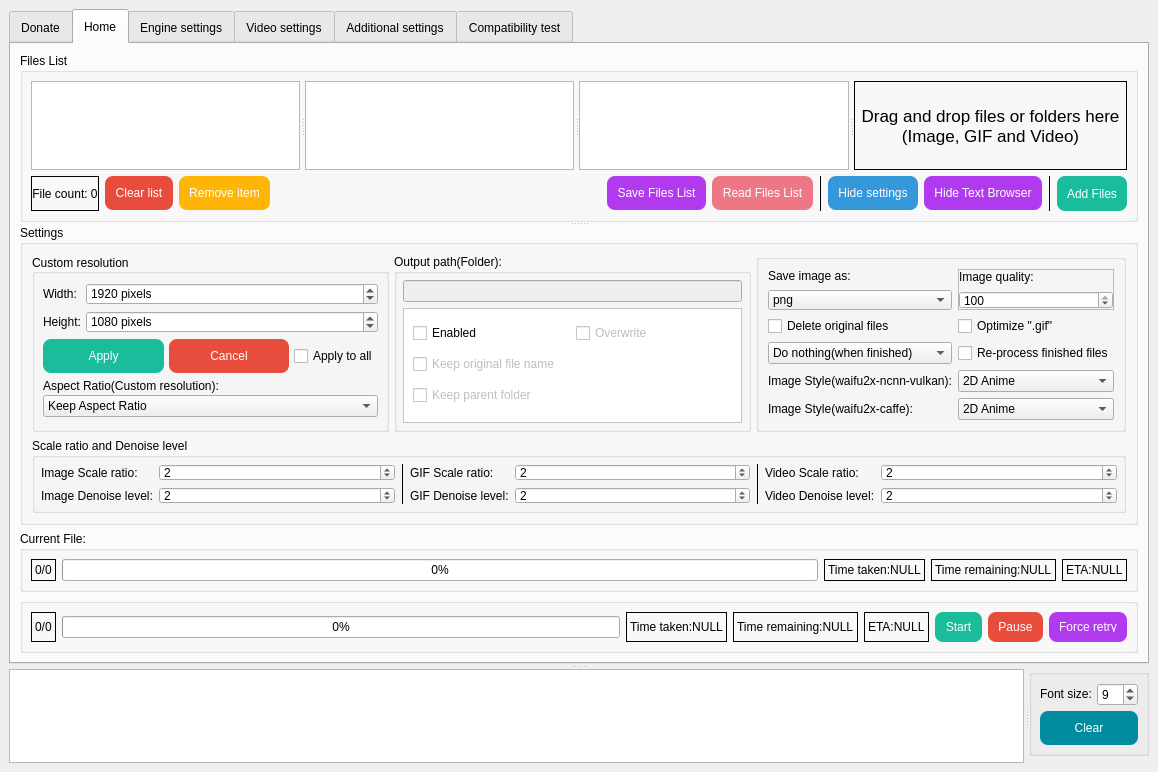
Above: SRC/Waifu2x-Extension-QT/mainwindow.ui from AaronFeng753/Waifu2x-Extension-GUI before the change. Below: the same form after it.
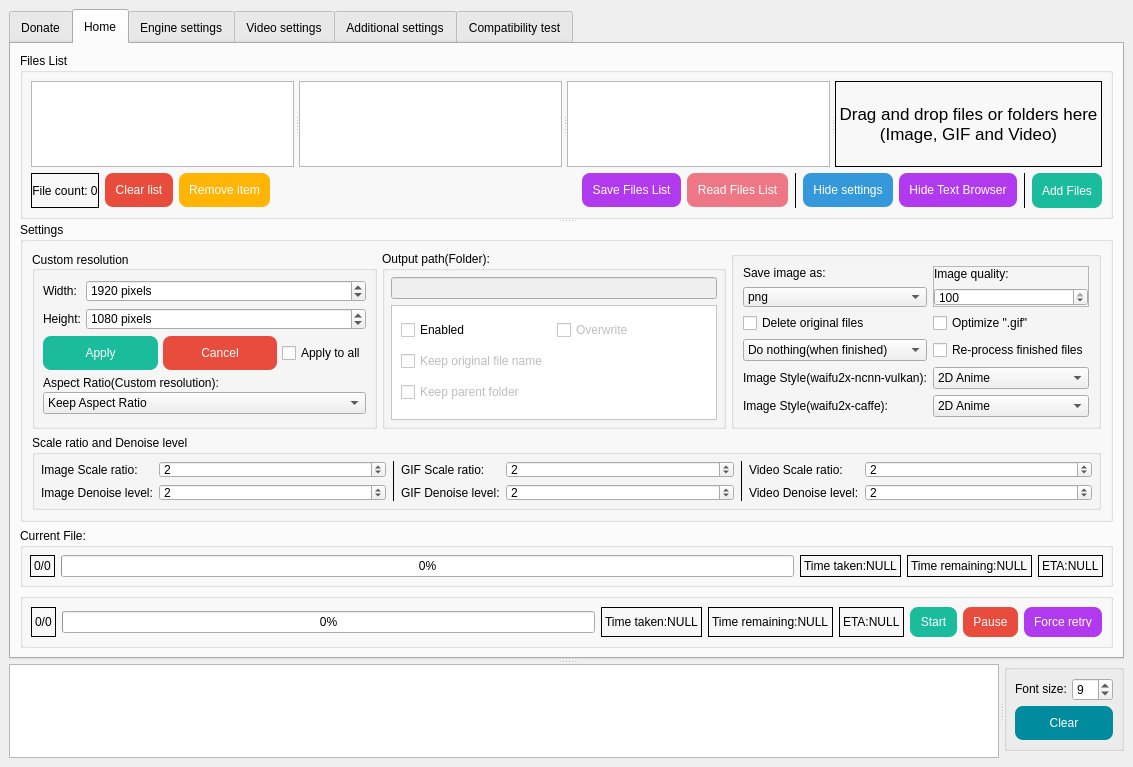
That is the form after the change. Icons and pictures are not drawn.

```diff
--- a/SRC/Waifu2x-Extension-QT/mainwindow.ui
+++ b/SRC/Waifu2x-Extension-QT/mainwindow.ui
@@ -6,8 +6,8 @@
    <rect>
     <x>0</x>
     <y>0</y>
-    <width>1158</width>
-    <height>772</height>
+    <width>1133</width>
+    <height>767</height>
    </rect>
   </property>
   <property name="sizePolicy">
@@ -1354,8 +1354,8 @@
                       <rect>
                        <x>0</x>
                        <y>0</y>
-                       <width>235</width>
-                       <height>114</height>
+                       <width>233</width>
+                       <height>95</height>
                       </rect>
                      </property>
                      <layout class="QGridLayout" name="gridLayout_37">
@@ -2166,16 +2166,19 @@
            </property>
            <layout class="QGridLayout" name="gridLayout_28">
             <property name="leftMargin">
-             <number>8</number>
+             <number>7</number>
             </property>
             <property name="topMargin">
-             <number>8</number>
+             <number>7</number>
             </property>
             <property name="rightMargin">
-             <number>8</number>
+             <number>7</number>
             </property>
             <property name="bottomMargin">
-             <number>8</number>
+             <number>7</number>
+            </property>
+            <property name="spacing">
+             <number>6</number>
             </property>
             <item row="0" column="1">
              <widget class="QProgressBar" name="progressBar_CurrentFile">
```
